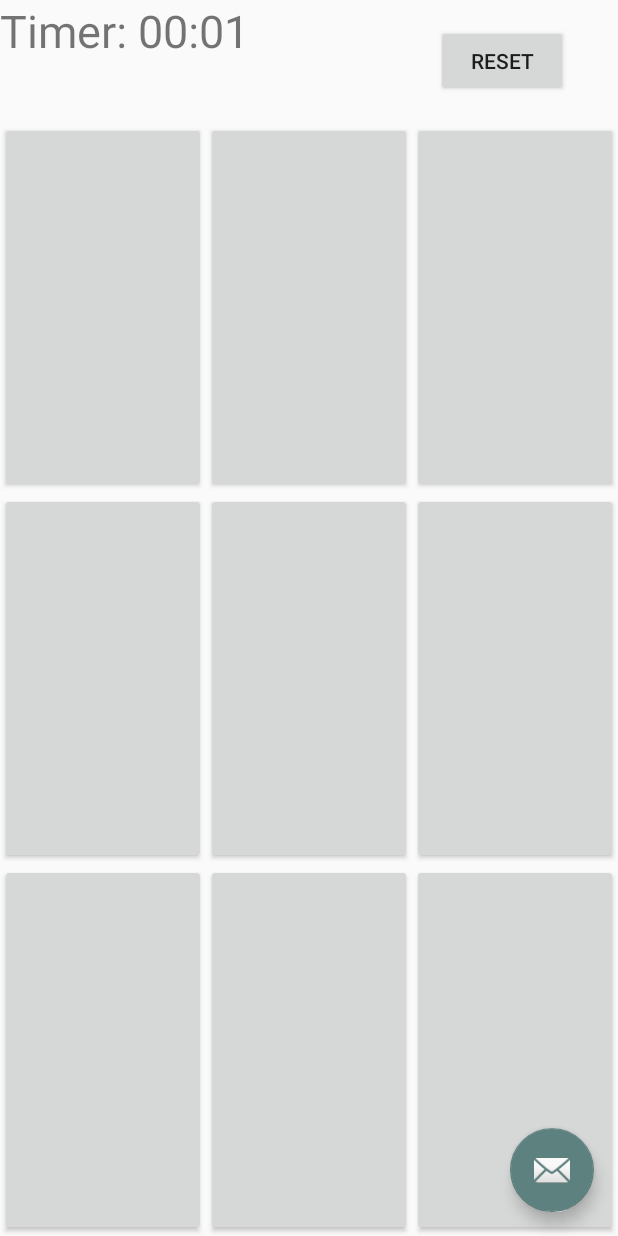
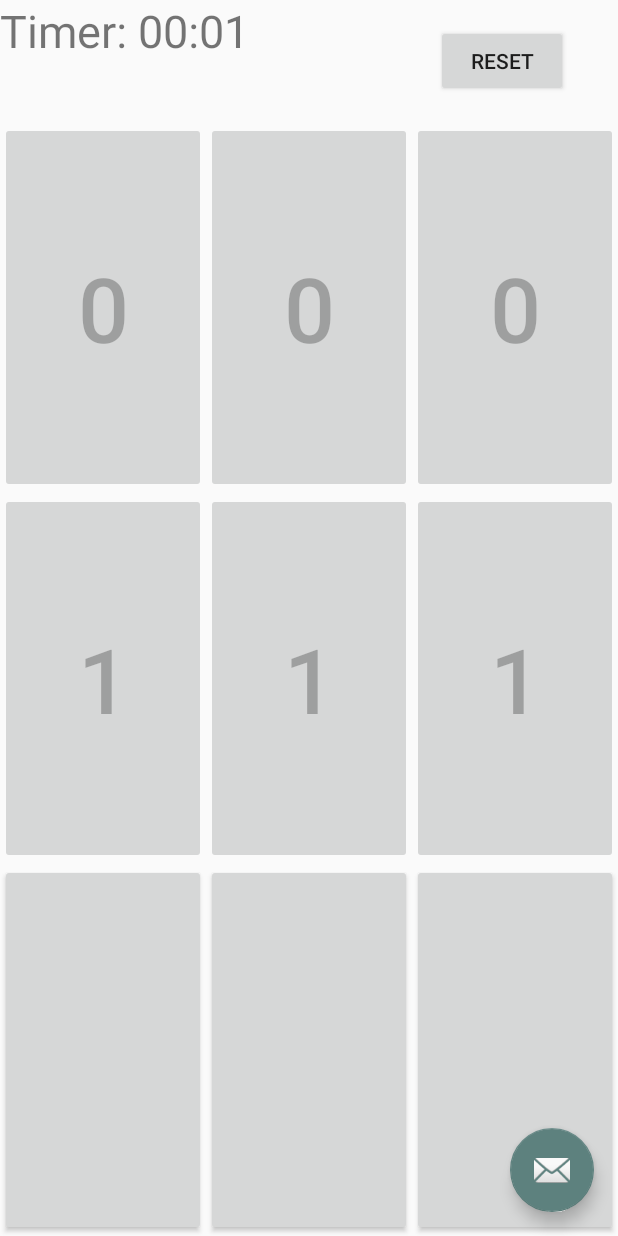
Before and after one commit to tinayang3024/Minesweeper, an Android app: the SecondFragment screen opened through its navigation route, after a tap on "gameboard", on a phone screen of 412 x 824 dp. Run offline under Robolectric (Android 15) with nearby library versions, the phone set to English and light mode, and no system bars.

Commit message:
finished connecting gameboard logic to user interface, need to work on flags

```diff
--- a/app/src/main/java/com/example/minesweeper/Gameboard.java
+++ b/app/src/main/java/com/example/minesweeper/Gameboard.java
@@ -9,10 +9,10 @@ import java.lang.Math;
 import java.util.ArrayList;
 
 public class Gameboard {
-    int row = 9;
-    int col = 9;
-    int num_mines = 10;
-    Node[][] data = new Node[9][9];
+    int row = 3;
+    int col = 3;
+    int num_mines = 1;
+    Node[][] data = new Node[3][3];
 
     public void set_row(
             int target_row
@@ -78,12 +78,12 @@ public class Gameboard {
         }
 
     }
-    public void update_board(int input_row, int input_col) {
+    public GameStatus update_board(int input_row, int input_col) {
         System.out.println("in update board");
         GameStatus status = check_game_status(input_row, input_col);
         if (status == GameStatus.CONTINUE){
-            System.out.println("???");
-            update_helper(input_row, input_row);
+            System.out.println("ROW: " + input_row + "  COL:  " + input_col);
+            update_helper(input_row, input_col);
             System.out.println("!!!!!!CONTINUE!!!!!!");
             System.out.println("Mine Map:");
             print_board(true);
@@ -96,7 +96,7 @@ public class Gameboard {
                 System.out.println("!!!!!!YOU LOSE!!!!!!");
             }
         }
-        return;
+        return status;
     }
 
     public void update_helper(int cur_row, int cur_col) {
@@ -119,18 +119,23 @@ public class Gameboard {
             data[cur_row][cur_col].explored = true;
             return;
         }
+        if (data[cur_row][cur_col].is_mine == true){
+            // 3. hit mine
+            data[cur_row][cur_col].explored = true;
+            return;
+        }
         // regular case:
         // 1. mark as explored/visited
         data[cur_row][cur_col].explored = true;
         // 2. explore around
-        update_helper(cur_row+1, cur_row+1);
-        update_helper(cur_row-1, cur_row+1);
-        update_helper(cur_row+1, cur_row-1);
-        update_helper(cur_row-1, cur_row-1);
-        update_helper(cur_row+1, cur_row+1);
-        update_helper(cur_row-1, cur_row+1);
-        update_helper(cur_row+1, cur_row-1);
-        update_helper(cur_row-1, cur_row-1);
+        //update_helper(cur_row+1, cur_row+1);
+        //update_helper(cur_row-1, cur_row+1);
+        //update_helper(cur_row+1, cur_row-1);
+        //update_helper(cur_row-1, cur_row-1);
+        //update_helper(cur_row+1, cur_row+1);
+        //update_helper(cur_row-1, cur_row+1);
+        //update_helper(cur_row+1, cur_row-1);
+        //update_helper(cur_row-1, cur_row-1);
 
         update_helper(cur_row-1, cur_col+1);
         update_helper(cur_row-1, cur_col);
@@ -149,23 +154,39 @@ public class Gameboard {
         }
 
         // 2. check if win
-        data[input_row][input_col].explored = true;
+        //data[input_row][input_col].explored = true;
         boolean gameover = true;
         for (int row_ = 0; row_ < row; row_++){
             for (int col_ = 0; col_ < col; col_++){
                 if (!data[row_][col_].explored && !data[row_][col_].is_mine){
-                    gameover = false;
+                    if (row != input_row && col != input_col) {//at this point, did not update yet, so will be unexplored
+                        gameover = false;
+                    }
                 }
             }
         }
-        data[input_row][input_col].explored = false;
+        //data[input_row][input_col].explored = false;
         if(gameover){
             return GameStatus.WIN;
         }else{
             return GameStatus.CONTINUE;
         }
     }
-
+    public int check_status(int input_row, int input_col){
+        //case 1: unexplored, (flagged or not)
+        if (data[input_row][input_col].explored == false){
+            return -2;
+        }
+        //case 2a: explored, if surrounding mines != 0, display number
+          //case 2b: surrounding mines == 0, do not display
+        else if (data[input_row][input_col].is_mine == false){
+            return data[input_row][input_col].surrounding_mines;
+        }
+        //case 3: explored, mine
+        else{
+            return -1;
+        }
+    }
     public void print_board(boolean transparent){
         String str = "";
         System.out.println("-----------start--------------");
--- a/app/src/main/java/com/example/minesweeper/SecondFragment.java
+++ b/app/src/main/java/com/example/minesweeper/SecondFragment.java
@@ -44,8 +44,11 @@ public class SecondFragment extends Fragment {
         }
     };
 
-    //Gameboard
+    //Gameboard, roll take user input
+    int max_row = 3;
+    int max_col = 3;
     Gameboard game = new Gameboard();
+    ArrayList<View> game_buttons = new ArrayList<View>();
     boolean first_click = true;
     //on click logic
     OnClickListener onClickListener = new View.OnClickListener() {
@@ -59,8 +62,13 @@ public class SecondFragment extends Fragment {
                 timer_handler.post(timer_zero);
                 //restart game
                 game.initBoard();
-//                first_click = true;
-                game.update_board(1,1);
+                //reset all button view
+                for (int i = 0; i < game_buttons.size(); i++) {
+                    System.out.println(game_buttons.get(i).getTag().toString());
+                    ((Button) game_buttons.get(i)).setText("");
+                    ((Button) game_buttons.get(i)).setEnabled(true);
+                }
+                first_click = true;
             }
             else {
                 if (first_click) {
@@ -69,10 +77,45 @@ public class SecondFragment extends Fragment {
                     timer_handler.removeCallbacks(timer_zero);
                     timer_handler.post(timer_runnable);
                 }
-                //gameboard action
-                //call recursive function
-                //if not lose, call display function to update gameboard
-                //else, display lose page
+                //gameboard action, get button ID -> row/col
+
+                String button_id = view.getTag().toString();
+                int row = Integer.parseInt(button_id.substring(0,3));
+                int col = Integer.parseInt(button_id.substring(3,6));
+                GameStatus game_status = game.update_board(row,col);
+
+                //loop through gameboard then update view
+
+                for (int i = 0; i < game_buttons.size(); i++) {
+                    //update button image and disable button if needed
+                    int status = game.check_status(i/max_row,i%max_col);
+                    if (status != -2){
+                        ((Button) game_buttons.get(i)).setEnabled(false);
+                    }
+                    if (status == -1){
+                        ((Button) game_buttons.get(i)).setText("X");
+                    }
+                    else if (status == 0){
+                        ((Button) game_buttons.get(i)).setText(Integer.toString(status));
+                    }
+                    else if (status > 0){
+                        ((Button) game_buttons.get(i)).setText(Integer.toString(status));
+                    }
+                }
+                if (game_status != GameStatus.CONTINUE){
+                    //disable all buttons
+                    for (int i = 0; i < game_buttons.size(); i++) {
+                        ((Button) game_buttons.get(i)).setEnabled(false);
+                    }
+                    start_time= System.currentTimeMillis();
+                    timer_handler.removeCallbacks(timer_runnable);
+                }
+                if (game_status == GameStatus.WIN){
+
+                }
+                if (game_status == GameStatus.LOSE){
+                    ((Button) game_buttons.get(row  * max_row + col )).setText("X");
+                }
             }
         }
     };
@@ -92,12 +135,11 @@ public class SecondFragment extends Fragment {
         start_time = System.currentTimeMillis();
         timer = (TextView) view.findViewById(R.id.text_view_timer);
         timer_handler.post(timer_zero);
-        //game start
+        //game start (take input)
         game.initBoard();
 
         Button reset_button = (Button) view.findViewById(R.id.button_reset);
         reset_button.setOnClickListener(onClickListener);
-        ArrayList<View> game_buttons = new ArrayList<View>();
         view.findViewsWithText(game_buttons, "gameboard", View.FIND_VIEWS_WITH_CONTENT_DESCRIPTION);
         for (int i = 0; i < game_buttons.size(); i++) {
             game_buttons.get(i).setOnClickListener(onClickListener);
--- a/app/src/main/res/layout/fragment_second.xml
+++ b/app/src/main/res/layout/fragment_second.xml
@@ -39,21 +39,24 @@
             android:layout_height="match_parent"
             android:layout_weight="1"
             android:textSize="60sp"
-            android:contentDescription="gameboard"/>
+            android:contentDescription="gameboard"
+            android:tag = "000000"/>
         <Button
             android:id="@+id/button_01"
             android:layout_width="0dp"
             android:layout_height="match_parent"
             android:layout_weight="1"
             android:textSize="60sp"
-            android:contentDescription="gameboard"/>
+            android:contentDescription="gameboard"
+            android:tag = "000001"/>
         <Button
             android:id="@+id/button_02"
             android:layout_width="0dp"
             android:layout_height="match_parent"
             android:layout_weight="1"
             android:textSize="60sp"
-            android:contentDescription="gameboard"/>
+            android:contentDescription="gameboard"
+            android:tag = "000002"/>
     </LinearLayout>
     <LinearLayout
         android:layout_width="match_parent"
@@ -65,21 +68,24 @@
             android:layout_height="match_parent"
             android:layout_weight="1"
             android:textSize="60sp"
-            android:contentDescription="gameboard"/>
+            android:contentDescription="gameboard"
+            android:tag = "001000"/>
         <Button
             android:id="@+id/button_11"
             android:layout_width="0dp"
             android:layout_height="match_parent"
             android:layout_weight="1"
             android:textSize="60sp"
-            android:contentDescription="gameboard"/>
+            android:contentDescription="gameboard"
+            android:tag = "001001"/>
         <Button
             android:id="@+id/button_12"
             android:layout_width="0dp"
             android:layout_height="match_parent"
             android:layout_weight="1"
             android:textSize="60sp"
-            android:contentDescription="gameboard"/>
+            android:contentDescription="gameboard"
+            android:tag = "001002"/>
     </LinearLayout>
     <LinearLayout
         android:layout_width="match_parent"
@@ -91,20 +97,23 @@
             android:layout_height="match_parent"
             android:layout_weight="1"
             android:textSize="60sp"
-            android:contentDescription="gameboard"/>
+            android:contentDescription="gameboard"
+            android:tag = "002000"/>
         <Button
             android:id="@+id/button_21"
             android:layout_width="0dp"
             android:layout_height="match_parent"
             android:layout_weight="1"
             android:textSize="60sp"
-            android:contentDescription="gameboard"/>
+            android:contentDescription="gameboard"
+            android:tag = "002001"/>
         <Button
             android:id="@+id/button_22"
             android:layout_width="0dp"
             android:layout_height="match_parent"
             android:layout_weight="1"
             android:textSize="60sp"
-            android:contentDescription="gameboard"/>
+            android:contentDescription="gameboard"
+            android:tag = "002002"/>
     </LinearLayout>
 </LinearLayout>
```
